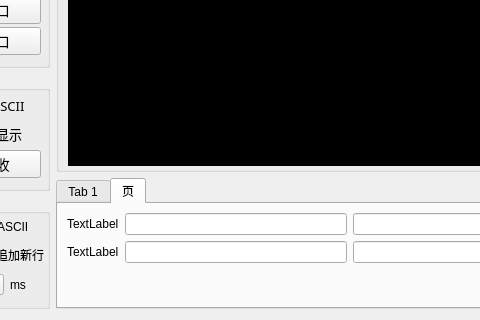
This is serial_tool/serial_tool.ui in ysme1/qt_suptoolbox as Qt 5 draws it before an edit; both pictures show x 121 to 601 and y 168 to 488 of the 804 by 488 pixel window. The edited form follows.
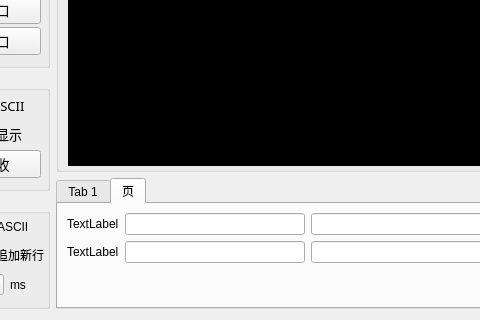
This is the edited form. The open tabs and pages were chosen to show the change. Icons and pictures are not drawn.

What changed in the file:
```diff
--- a/serial_tool/serial_tool.ui
+++ b/serial_tool/serial_tool.ui
@@ -1006,7 +1006,14 @@
               </widget>
              </item>
              <item>
-              <widget class="QLineEdit" name="lineEdit"/>
+              <widget class="QLineEdit" name="lineEdit">
+               <property name="maximumSize">
+                <size>
+                 <width>180</width>
+                 <height>16777215</height>
+                </size>
+               </property>
+              </widget>
              </item>
              <item>
               <widget class="QLineEdit" name="lineEdit_2"/>
@@ -1030,7 +1037,14 @@
               </widget>
              </item>
              <item>
-              <widget class="QLineEdit" name="lineEdit_3"/>
+              <widget class="QLineEdit" name="lineEdit_3">
+               <property name="maximumSize">
+                <size>
+                 <width>180</width>
+                 <height>16777215</height>
+                </size>
+               </property>
+              </widget>
              </item>
              <item>
               <widget class="QLineEdit" name="lineEdit_4"/>
```
